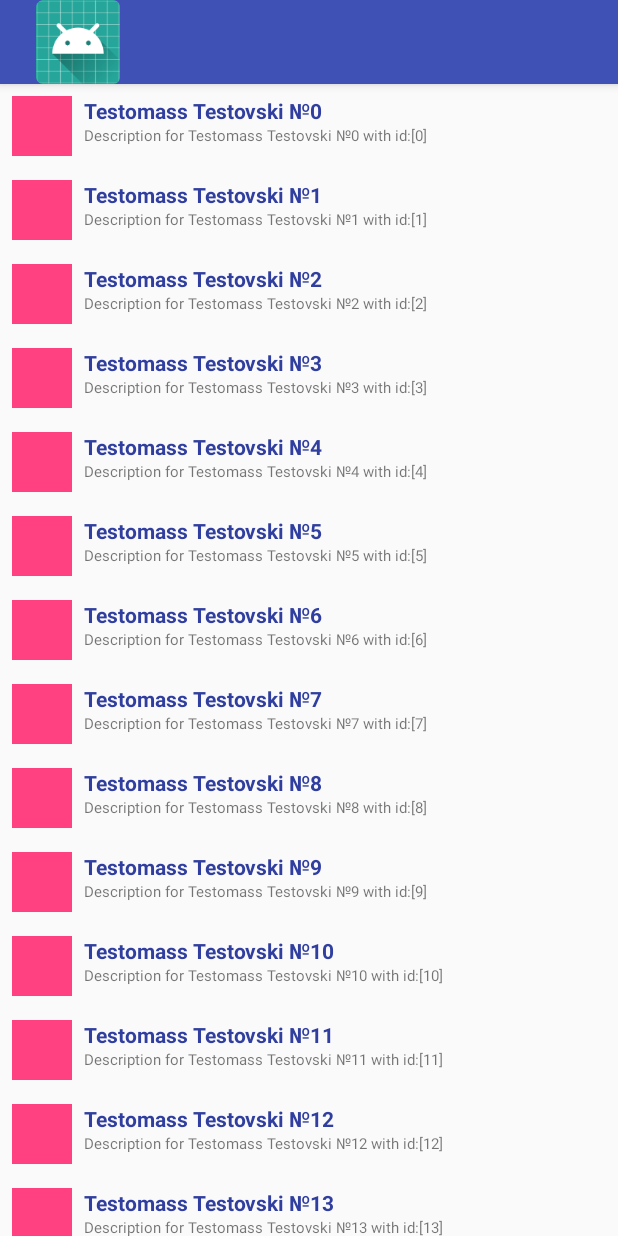
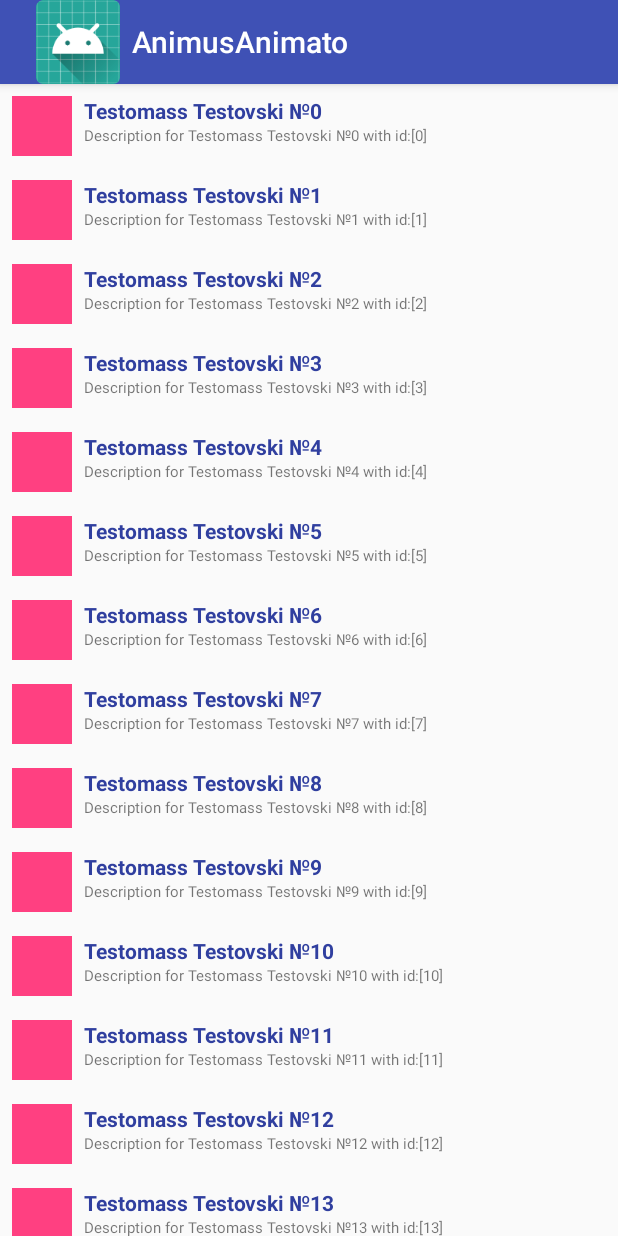
Before and after one commit to simo-andreev/AnimusAnimato, an Android app: the screen it shows after launch (MainActivity), on a phone screen of 412 x 824 dp. Run offline under Robolectric (Android 15) with nearby library versions, the phone set to English and light mode, and no system bars; network calls fail; pictures from the network do not load.

```diff
--- a/app/src/main/AndroidManifest.xml
+++ b/app/src/main/AndroidManifest.xml
@@ -1,6 +1,7 @@
 <manifest xmlns:android="http://schemas.android.com/apk/res/android"
     package="sim.o.bg.animusanimato">
 
+    <uses-permission android:name="android.permission.ACCESS_NETWORK_STATE" />
     <uses-permission android:name="android.permission.INTERNET"/>
 
     <application
--- a/app/src/main/java/sim/o/bg/animusanimato/main/MainActivity.java
+++ b/app/src/main/java/sim/o/bg/animusanimato/main/MainActivity.java
@@ -1,9 +1,12 @@
 package sim.o.bg.animusanimato.main;
 
 import android.app.Activity;
+import android.content.Context;
 import android.graphics.Bitmap;
 import android.graphics.BitmapFactory;
 import android.graphics.drawable.ColorDrawable;
+import android.net.ConnectivityManager;
+import android.net.NetworkInfo;
 import android.os.AsyncTask;
 import android.os.Bundle;
 import android.support.annotation.Nullable;
@@ -37,6 +40,8 @@ public class MainActivity extends Activity {
 
         Toolbar toolbar = findViewById(R.id.toolbar);
         toolbar.setLogo(R.mipmap.ic_launcher);
+        toolbar.setTitle(R.string.app_name);
+        toolbar.setTitleTextColor(ContextCompat.getColor(this, R.color.white));
 
         RecyclerView recycler = findViewById(R.id.activity_main_recycler);
         recycler.setAdapter(new RecyclerView.Adapter<ClientHolder>() {
@@ -93,16 +98,26 @@ public class MainActivity extends Activity {
         }
 
         private void bind(Client client) throws IOException {
-            if (mImageRetriever != null)
-                mImageRetriever.cancel(true);
-
             mPhoto.setImageDrawable(mDefaultBack);
 
-            mImageRetriever = new AsyncImageRetriever(mPhoto);
-            mImageRetriever.execute(client.getPhotoURL());
+            if (hasInterwebz()) {
+                if (mImageRetriever != null)
+                    mImageRetriever.cancel(true);
+
+                mImageRetriever = new AsyncImageRetriever(mPhoto);
+                mImageRetriever.execute(client.getPhotoURL());
+            }
 
             mTitle.setText(client.getName());
             mDetails.setText(client.getDescription());
+        }
+
+
+        // TODO: 08-Feb-18 - move to a NetUtils or sth m9;
+        public boolean hasInterwebz() {
+            ConnectivityManager connectivityManager = (ConnectivityManager) getSystemService(Context.CONNECTIVITY_SERVICE);
+            NetworkInfo info = connectivityManager.getActiveNetworkInfo();
+            return (info != null && info.isConnected());
         }
     }
 }
--- a/app/src/main/java/sim/o/bg/animusanimato/model/Client.kt
+++ b/app/src/main/java/sim/o/bg/animusanimato/model/Client.kt
@@ -4,6 +4,6 @@ import java.net.URL
 
 open class BaseDataObject(_id: Long)
 
-data class Client (val name: String, val _id: Long, val photoURL: URL) : BaseDataObject(_id){
+data class Client(val name: String, val _id: Long, val photoURL: URL) : BaseDataObject(_id) {
     val description: String = "Description for $name with id:[$_id]"
 }
--- a/app/src/main/res/values/colors.xml
+++ b/app/src/main/res/values/colors.xml
@@ -3,4 +3,7 @@
     <color name="colorPrimary">#3F51B5</color>
     <color name="colorPrimaryDark">#303F9F</color>
     <color name="colorAccent">#FF4081</color>
+
+    <color name="white">#FFFFFFFF</color>
+    <color name="soul_black">#FF0f0f0f</color>
 </resources>
```
Also changed, not shown: app/build.gradle (+9 -4 lines).
